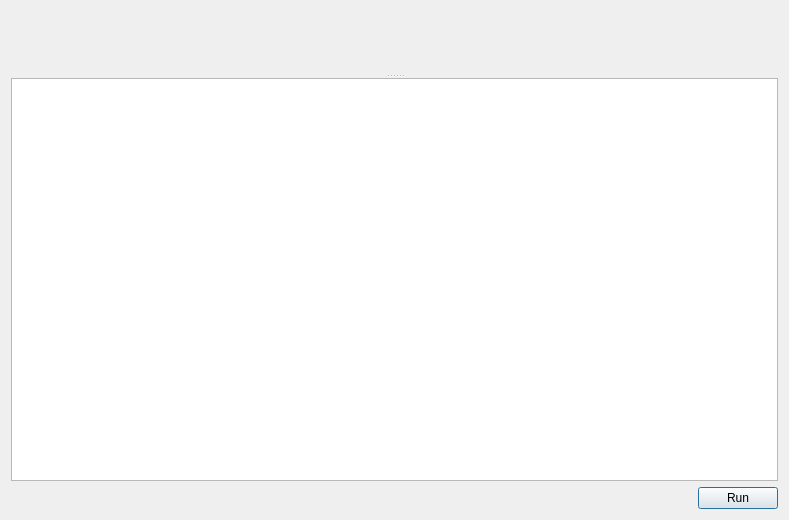
CST-Modelling-Tools/TonatiuhPP, file source/application/script/ScriptEditorDialog.ui: the form before one commit.
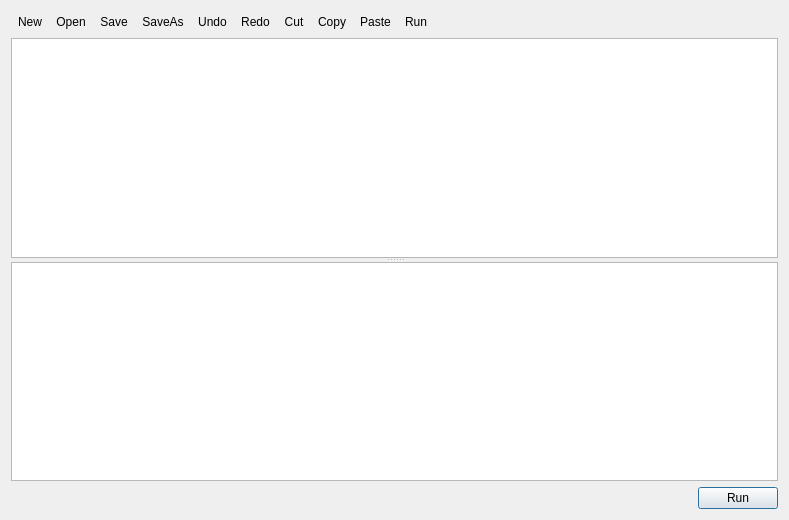
The form after the commit. Icons and pictures are not drawn. Custom widgets are drawn as their Qt base class.

The edit to the form file:
```diff
--- a/source/application/script/ScriptEditorDialog.ui
+++ b/source/application/script/ScriptEditorDialog.ui
@@ -14,12 +14,246 @@
    <string>Script Editor</string>
   </property>
   <layout class="QVBoxLayout" name="verticalLayout">
+   <item>
+    <widget class="QWidget" name="editorToolbar" native="true">
+     <layout class="QHBoxLayout" name="horizontalLayout">
+      <property name="spacing">
+       <number>0</number>
+      </property>
+      <property name="leftMargin">
+       <number>0</number>
+      </property>
+      <property name="topMargin">
+       <number>0</number>
+      </property>
+      <property name="rightMargin">
+       <number>0</number>
+      </property>
+      <property name="bottomMargin">
+       <number>0</number>
+      </property>
+      <item>
+       <widget class="QToolButton" name="newButton">
+        <property name="text">
+         <string>New</string>
+        </property>
+        <property name="icon">
+         <iconset resource="../resources.qrc">
+          <normaloff>:/images/file/new.png</normaloff>:/images/file/new.png</iconset>
+        </property>
+        <property name="iconSize">
+         <size>
+          <width>24</width>
+          <height>24</height>
+         </size>
+        </property>
+        <property name="autoRaise">
+         <bool>true</bool>
+        </property>
+       </widget>
+      </item>
+      <item>
+       <widget class="QToolButton" name="openButton">
+        <property name="text">
+         <string>Open</string>
+        </property>
+        <property name="icon">
+         <iconset resource="../resources.qrc">
+          <normaloff>:/images/file/open.png</normaloff>:/images/file/open.png</iconset>
+        </property>
+        <property name="iconSize">
+         <size>
+          <width>24</width>
+          <height>24</height>
+         </size>
+        </property>
+        <property name="autoRaise">
+         <bool>true</bool>
+        </property>
+       </widget>
+      </item>
+      <item>
+       <widget class="QToolButton" name="saveButton">
+        <property name="text">
+         <string>Save</string>
+        </property>
+        <property name="icon">
+         <iconset resource="../resources.qrc">
+          <normaloff>:/images/file/save.png</normaloff>:/images/file/save.png</iconset>
+        </property>
+        <property name="iconSize">
+         <size>
+          <width>24</width>
+          <height>24</height>
+         </size>
+        </property>
+        <property name="autoRaise">
+         <bool>true</bool>
+        </property>
+       </widget>
+      </item>
+      <item>
+       <widget class="QToolButton" name="saveAsButton">
+        <property name="text">
+         <string>SaveAs</string>
+        </property>
+        <property name="icon">
+         <iconset resource="../resources.qrc">
+          <normaloff>:/images/file/saveas.png</normaloff>:/images/file/saveas.png</iconset>
+        </property>
+        <property name="iconSize">
+         <size>
+          <width>24</width>
+          <height>24</height>
+         </size>
+        </property>
+        <property name="autoRaise">
+         <bool>true</bool>
+        </property>
+       </widget>
+      </item>
+      <item>
+       <widget class="QToolButton" name="undoButton">
+        <property name="text">
+         <string>Undo</string>
+        </property>
+        <property name="icon">
+         <iconset resource="../resources.qrc">
+          <normaloff>:/images/edit/undo.png</normaloff>:/images/edit/undo.png</iconset>
+        </property>
+        <property name="iconSize">
+         <size>
+          <width>24</width>
+          <height>24</height>
+         </size>
+        </property>
+        <property name="autoRaise">
+         <bool>true</bool>
+        </property>
+       </widget>
+      </item>
+      <item>
+       <widget class="QToolButton" name="redoButton">
+        <property name="text">
+         <string>Redo</string>
+        </property>
+        <property name="icon">
+         <iconset resource="../resources.qrc">
+          <normaloff>:/images/edit/redo.png</normaloff>:/images/edit/redo.png</iconset>
+        </property>
+        <property name="iconSize">
+         <size>
+          <width>24</width>
+          <height>24</height>
+         </size>
+        </property>
+        <property name="autoRaise">
+         <bool>true</bool>
+        </property>
+       </widget>
+      </item>
+      <item>
+       <widget class="QToolButton" name="cutButton">
+        <property name="text">
+         <string>Cut</string>
+        </property>
+        <property name="icon">
+         <iconset resource="../resources.qrc">
+          <normaloff>:/images/edit/cut.png</normaloff>:/images/edit/cut.png</iconset>
+        </property>
+        <property name="iconSize">
+         <size>
+          <width>24</width>
+          <height>24</height>
+         </size>
+        </property>
+        <property name="autoRaise">
+         <bool>true</bool>
+        </property>
+       </widget>
+      </item>
+      <item>
+       <widget class="QToolButton" name="copyButton">
+        <property name="text">
+         <string>Copy</string>
+        </property>
+        <property name="icon">
+         <iconset resource="../resources.qrc">
+          <normaloff>:/images/edit/copy.png</normaloff>:/images/edit/copy.png</iconset>
+        </property>
+        <property name="iconSize">
+         <size>
+          <width>24</width>
+          <height>24</height>
+         </size>
+        </property>
+        <property name="autoRaise">
+         <bool>true</bool>
+        </property>
+       </widget>
+      </item>
+      <item>
+       <widget class="QToolButton" name="pasteButton">
+        <property name="text">
+         <string>Paste</string>
+        </property>
+        <property name="icon">
+         <iconset resource="../resources.qrc">
+          <normaloff>:/images/edit/paste.png</normaloff>:/images/edit/paste.png</iconset>
+        </property>
+        <property name="iconSize">
+         <size>
+          <width>24</width>
+          <height>24</height>
+         </size>
+        </property>
+        <property name="autoRaise">
+         <bool>true</bool>
+        </property>
+       </widget>
+      </item>
+      <item>
+       <widget class="QToolButton" name="runButton">
+        <property name="text">
+         <string>Run</string>
+        </property>
+        <property name="icon">
+         <iconset resource="../resources.qrc">
+          <normaloff>:/images/run/runRayTracing.png</normaloff>:/images/run/runRayTracing.png</iconset>
+        </property>
+        <property name="iconSize">
+         <size>
+          <width>24</width>
+          <height>24</height>
+         </size>
+        </property>
+        <property name="autoRaise">
+         <bool>true</bool>
+        </property>
+       </widget>
+      </item>
+      <item>
+       <spacer name="horizontalSpacer">
+        <property name="orientation">
+         <enum>Qt::Horizontal</enum>
+        </property>
+        <property name="sizeHint" stdset="0">
+         <size>
+          <width>0</width>
+          <height>0</height>
+         </size>
+        </property>
+       </spacer>
+      </item>
+     </layout>
+    </widget>
+   </item>
    <item>
     <widget class="QSplitter" name="splitter">
      <property name="orientation">
       <enum>Qt::Vertical</enum>
      </property>
-     <widget class="CodeEditorWidget" name="codeEditorWidget" native="true"/>
+     <widget class="CodeEditor" name="codeEditor"/>
      <widget class="QPlainTextEdit" name="logWidget"/>
     </widget>
    </item>
@@ -39,7 +273,7 @@
       </spacer>
      </item>
      <item>
-      <widget class="QPushButton" name="runButton">
+      <widget class="QPushButton" name="pushRun">
        <property name="text">
         <string>Run</string>
        </property>
@@ -51,10 +285,9 @@
  </widget>
  <customwidgets>
   <customwidget>
-   <class>CodeEditorWidget</class>
-   <extends>QWidget</extends>
-   <header>script/CodeEditorWidget.h</header>
-   <container>1</container>
+   <class>CodeEditor</class>
+   <extends>QPlainTextEdit</extends>
+   <header>script/CodeEditor.h</header>
   </customwidget>
  </customwidgets>
  <resources/>
```
Left out of the diff: 20 changed lines with no effect on the pictures.
